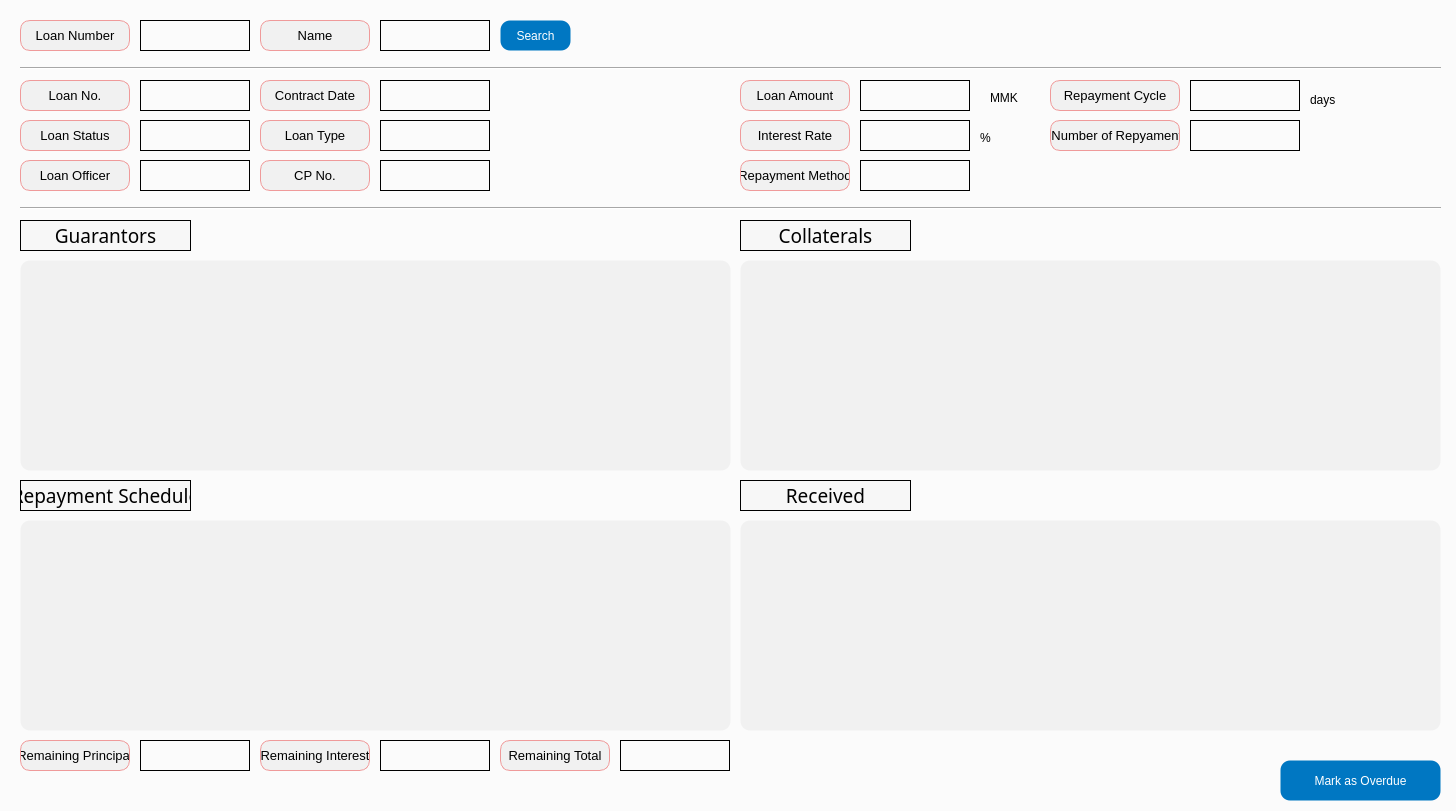
Old version of the form app/src/pages/overdue/registration.ui in the repository DY-Microfinance-Customer-Management/dymf-algorithm.
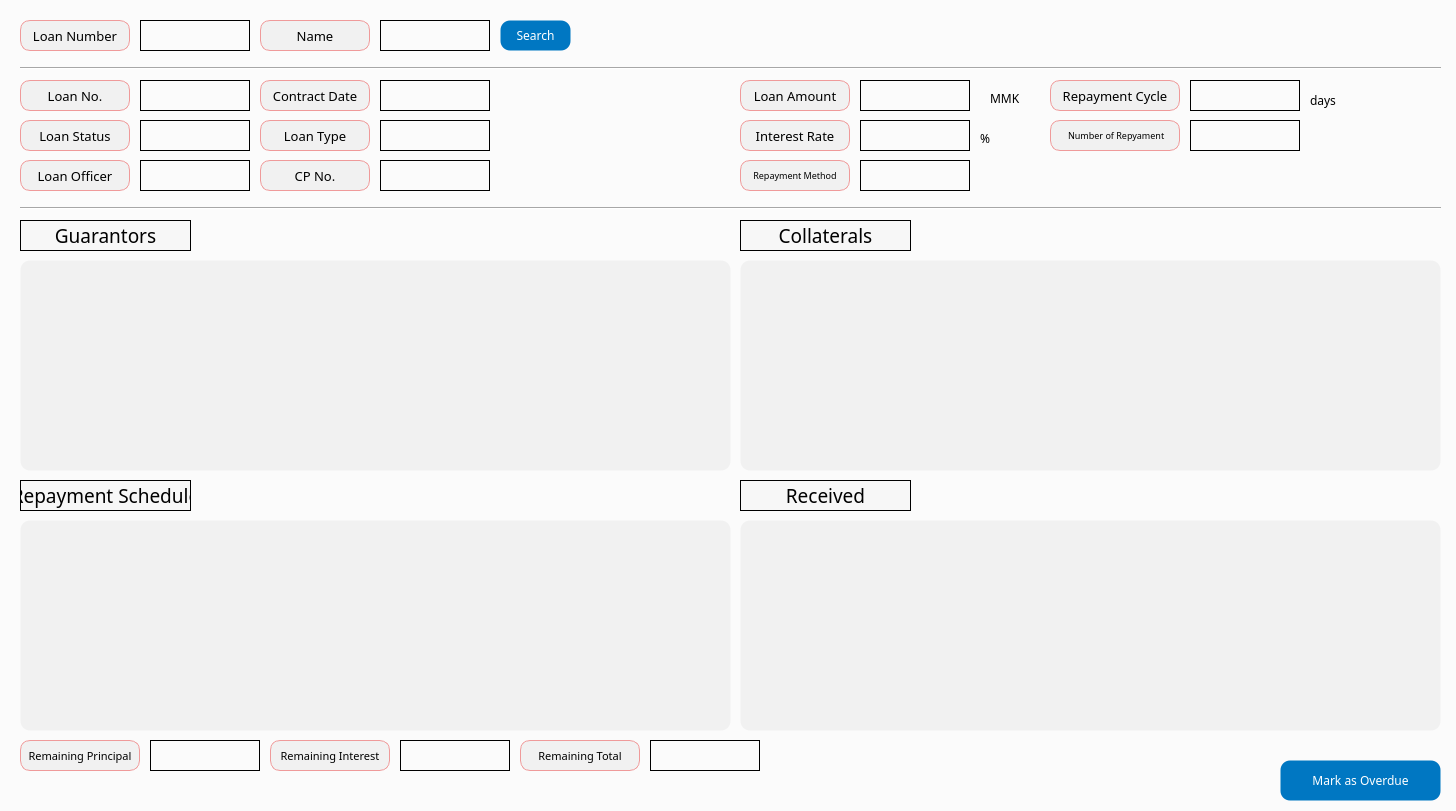
New version of the form.

Diff of the .ui file:
```diff
--- a/app/src/pages/overdue/registration.ui
+++ b/app/src/pages/overdue/registration.ui
@@ -76,6 +76,11 @@
       <height>16</height>
      </rect>
     </property>
+    <property name="font">
+     <font>
+      <family>Arial Black</family>
+     </font>
+    </property>
     <property name="text">
      <string>%</string>
     </property>
@@ -103,6 +108,7 @@
     </property>
     <property name="font">
      <font>
+      <family>Arial Black</family>
       <pointsize>10</pointsize>
      </font>
     </property>
@@ -144,7 +150,8 @@
     </property>
     <property name="font">
      <font>
-      <pointsize>10</pointsize>
+      <family>Arial Black</family>
+      <pointsize>7</pointsize>
      </font>
     </property>
     <property name="styleSheet">
@@ -269,6 +276,7 @@
     </property>
     <property name="font">
      <font>
+      <family>Arial Black</family>
       <pointsize>10</pointsize>
      </font>
     </property>
@@ -320,6 +328,7 @@
     </property>
     <property name="font">
      <font>
+      <family>Arial Black</family>
       <pointsize>10</pointsize>
      </font>
     </property>
@@ -361,6 +370,7 @@
     </property>
     <property name="font">
      <font>
+      <family>Arial Black</family>
       <pointsize>10</pointsize>
      </font>
     </property>
@@ -472,6 +482,7 @@
     </property>
     <property name="font">
      <font>
+      <family>Arial Black</family>
       <pointsize>10</pointsize>
      </font>
     </property>
@@ -499,6 +510,11 @@
       <height>41</height>
      </rect>
     </property>
+    <property name="font">
+     <font>
+      <family>Arial Black</family>
+     </font>
+    </property>
     <property name="styleSheet">
      <string notr="true">QPushButton {
     background-color: #0077c2;
@@ -552,6 +568,7 @@
     </property>
     <property name="font">
      <font>
+      <family>Arial Black</family>
       <pointsize>10</pointsize>
      </font>
     </property>
@@ -593,6 +610,7 @@
     </property>
     <property name="font">
      <font>
+      <family>Arial Black</family>
       <pointsize>10</pointsize>
      </font>
     </property>
@@ -634,6 +652,7 @@
     </property>
     <property name="font">
      <font>
+      <family>Arial Black</family>
       <pointsize>10</pointsize>
      </font>
     </property>
@@ -675,7 +694,8 @@
     </property>
     <property name="font">
      <font>
-      <pointsize>10</pointsize>
+      <family>Arial Black</family>
+      <pointsize>7</pointsize>
      </font>
     </property>
     <property name="styleSheet">
@@ -702,6 +722,11 @@
       <height>16</height>
      </rect>
     </property>
+    <property name="font">
+     <font>
+      <family>Arial Black</family>
+     </font>
+    </property>
     <property name="text">
      <string>MMK</string>
     </property>
@@ -739,6 +764,7 @@
     </property>
     <property name="font">
      <font>
+      <family>Arial Black</family>
       <pointsize>10</pointsize>
      </font>
     </property>
@@ -766,6 +792,11 @@
       <height>20</height>
      </rect>
     </property>
+    <property name="font">
+     <font>
+      <family>Arial Black</family>
+     </font>
+    </property>
     <property name="text">
      <string>days</string>
     </property>
@@ -1115,6 +1146,7 @@
     </property>
     <property name="font">
      <font>
+      <family>Arial Black</family>
       <pointsize>10</pointsize>
      </font>
     </property>
@@ -1142,6 +1174,11 @@
       <height>31</height>
      </rect>
     </property>
+    <property name="font">
+     <font>
+      <family>Arial Black</family>
+     </font>
+    </property>
     <property name="styleSheet">
      <string notr="true">QPushButton {
     background-color: #0077c2;
@@ -1292,6 +1329,7 @@
     </property>
     <property name="font">
      <font>
+      <family>Arial Black</family>
       <pointsize>10</pointsize>
      </font>
     </property>
@@ -1313,7 +1351,7 @@
    <widget class="QLabel" name="remainingPrincipal">
     <property name="geometry">
      <rect>
-      <x>140</x>
+      <x>150</x>
       <y>740</y>
       <width>110</width>
       <height>31</height>
@@ -1331,6 +1369,11 @@
       <height>16777215</height>
      </size>
     </property>
+    <property name="font">
+     <font>
+      <family>Arial Black</family>
+     </font>
+    </property>
     <property name="styleSheet">
      <string notr="true">QLabel {
     border: 1px solid black;
@@ -1365,9 +1408,9 @@
    <widget class="QLabel" name="label_77">
     <property name="geometry">
      <rect>
-      <x>260</x>
+      <x>270</x>
       <y>740</y>
-      <width>110</width>
+      <width>120</width>
       <height>31</height>
      </rect>
     </property>
@@ -1379,13 +1422,16 @@
     </property>
     <property name="maximumSize">
      <size>
-      <width>110</width>
+      <width>120</width>
       <height>16777215</height>
      </size>
     </property>
     <property name="font">
      <font>
-      <pointsize>10</pointsize>
+      <family>Arial Black</family>
+      <pointsize>8</pointsize>
+      <weight>50</weight>
+      <bold>false</bold>
      </font>
     </property>
     <property name="styleSheet">
@@ -1406,7 +1452,7 @@
    <widget class="QLabel" name="remainingTotal">
     <property name="geometry">
      <rect>
-      <x>620</x>
+      <x>650</x>
       <y>740</y>
       <width>110</width>
       <height>31</height>
@@ -1424,6 +1470,11 @@
       <height>16777215</height>
      </size>
     </property>
+    <property name="font">
+     <font>
+      <family>Arial Black</family>
+     </font>
+    </property>
     <property name="styleSheet">
      <string notr="true">QLabel {
     border: 1px solid black;
@@ -1450,7 +1501,7 @@
      <rect>
       <x>20</x>
       <y>740</y>
-      <width>110</width>
+      <width>120</width>
       <height>31</height>
      </rect>
     </property>
@@ -1462,13 +1513,16 @@
     </property>
     <property name="maximumSize">
      <size>
-      <width>110</width>
+      <width>120</width>
       <height>16777215</height>
      </size>
     </property>
     <property name="font">
      <font>
-      <pointsize>10</pointsize>
+      <family>Arial Black</family>
+      <pointsize>8</pointsize>
+      <weight>50</weight>
+      <bold>false</bold>
      </font>
     </property>
     <property name="styleSheet">
@@ -1517,7 +1571,7 @@
    <widget class="QLabel" name="remainingInterest">
     <property name="geometry">
      <rect>
-      <x>380</x>
+      <x>400</x>
       <y>740</y>
       <width>110</width>
       <height>31</height>
@@ -1535,6 +1589,11 @@
       <height>16777215</height>
      </size>
     </property>
+    <property name="font">
+     <font>
+      <family>Arial Black</family>
+     </font>
+    </property>
     <property name="styleSheet">
      <string notr="true">QLabel {
     border: 1px solid black;
@@ -1559,9 +1618,9 @@
    <widget class="QLabel" name="label_78">
     <property name="geometry">
      <rect>
-      <x>500</x>
+      <x>520</x>
       <y>740</y>
-      <width>110</width>
+      <width>120</width>
       <height>31</height>
      </rect>
     </property>
@@ -1573,13 +1632,16 @@
     </property>
     <property name="maximumSize">
      <size>
-      <width>110</width>
+      <width>120</width>
       <height>16777215</height>
      </size>
     </property>
     <property name="font">
      <font>
-      <pointsize>10</pointsize>
+      <family>Arial Black</family>
+      <pointsize>8</pointsize>
+      <weight>50</weight>
+      <bold>false</bold>
      </font>
     </property>
     <property name="styleSheet">
```
Left out of the diff: 103 changed lines with no effect on the pictures.
